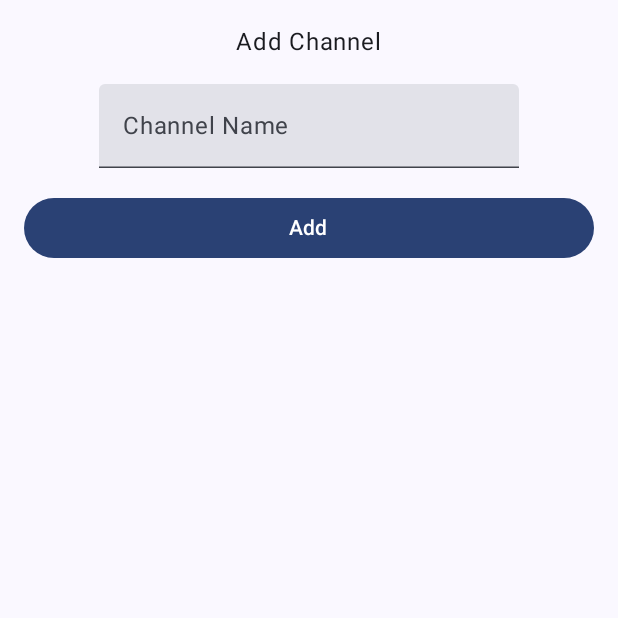
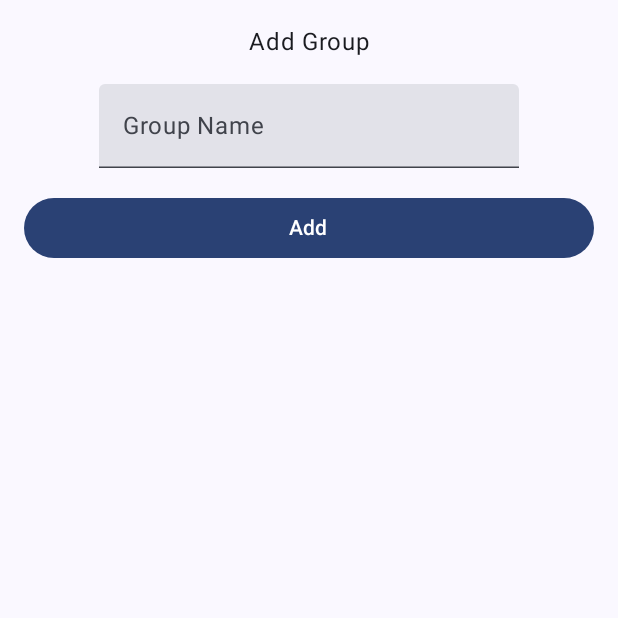
Before and after one commit to GDGC-GITAM-Hyderabad/StudyGroupApp, an Android app built with Jetpack Compose: the composable AddChannelDialog shown on its own in the app's theme, on a phone screen of 412 x 824 dp, the top half of it. Run offline under Robolectric (Android 15) with nearby library versions, the phone set to English and light mode, and no system bars.

Commit message:
Changed Channel to Group

```diff
--- a/app/src/main/java/com/example/chatapp/feature/home/HomeScreen.kt
+++ b/app/src/main/java/com/example/chatapp/feature/home/HomeScreen.kt
@@ -48,7 +48,7 @@ fun HomeScreen(navController: NavController) {
                 addChannel.value = true
             }) {
             Text(
-                text = "Add Channel", modifier = Modifier.padding(16.dp), color = Color.White
+                text = "Add Group", modifier = Modifier.padding(16.dp), color = Color.White
             )
         }
     }) {
@@ -97,11 +97,11 @@ fun AddChannelDialog(onAddChannel: (String) -> Unit) {
         verticalArrangement = androidx.compose.foundation.layout.Arrangement.Center,
         horizontalAlignment = Alignment.CenterHorizontally
     ) {
-        Text(text = "Add Channel")
+        Text(text = "Add Group")
         Spacer(modifier = Modifier.padding(8.dp))
         TextField(value = channelName.value, onValueChange = {
             channelName.value = it
-        }, label = { Text(text = "Channel Name") }, singleLine = true)
+        }, label = { Text(text = "Group Name") }, singleLine = true)
         Spacer(modifier = Modifier.padding(8.dp))
         Button(onClick = { onAddChannel(channelName.value) }, modifier = Modifier.fillMaxWidth()) {
             Text(text = "Add")
```
